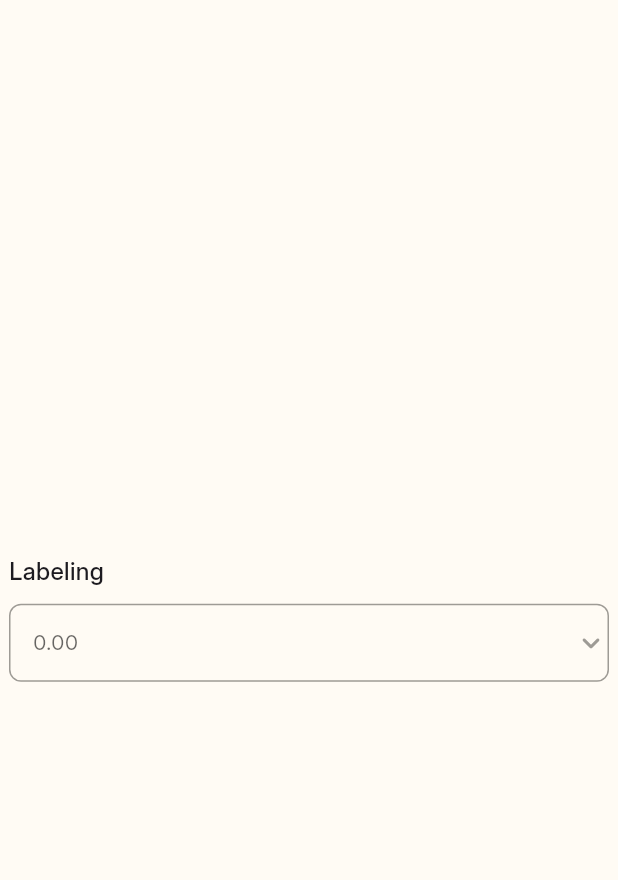
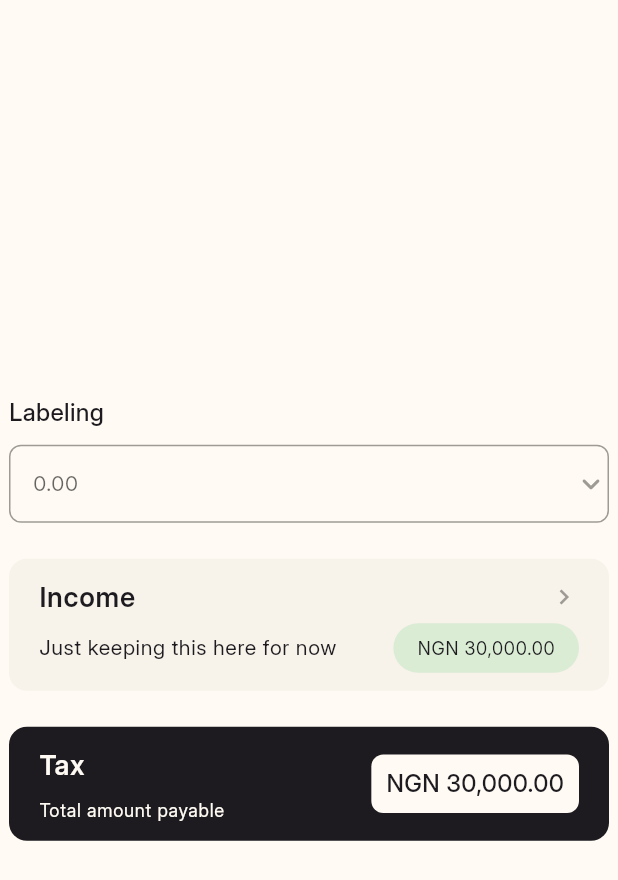
Before and after one commit to AugustineOjeh/taxcal, a Flutter app: the screen it shows after launch, on a phone screen of 412 x 824 dp. Shown: the top 880 px of the screen. Run offline on Flutter 3.47's test engine with Material 3 defaults, Android fonts, the light colour scheme and no system bars; our stand-ins replace flutter_riverpod.

Commit message:
Enhance UI: add new text styles, improve dropdown and container widgets, and update padding logic

```diff
--- a/lib/main.dart
+++ b/lib/main.dart
@@ -28,6 +28,14 @@ class TaxCal extends StatelessWidget {
                 fontSize: 16,
                 fontWeight: FontWeight.w500,
                 color: Theme.of(context).colorScheme.onSurface),
+            bodyLarge: TextStyle(
+                fontSize: 18,
+                fontWeight: FontWeight.w500,
+                color: Theme.of(context).colorScheme.onSurface),
+            labelSmall: TextStyle(
+                fontSize: 12,
+                fontWeight: FontWeight.w400,
+                color: Theme.of(context).colorScheme.onSurface),
             bodySmall: TextStyle(
                 fontSize: 14,
                 fontWeight: FontWeight.w400,
--- a/lib/screens/home.dart
+++ b/lib/screens/home.dart
@@ -1,5 +1,6 @@
 import 'package:flutter/material.dart';
 import 'package:flutter_riverpod/flutter_riverpod.dart';
+import 'package:taxcal/widgets/containers.dart';
 import 'package:taxcal/widgets/fields.dart';
 
 class Home extends ConsumerStatefulWidget {
@@ -32,14 +33,26 @@ class _HomeState extends ConsumerState<Home> {
             Center(
               child: SizedBox(
                   width: 400,
-                child: TCField.dropdown(
+                  child: Column(
+                    children: [
+                      TCField.dropdown(
                           context: context,
                           items: ['Man', 'Woman', 'Toddler', 'Anybody else'],
                           onChanged: (value) {},
                           label: 'Labeling',
                           hint: '0.00',
                           controller: _dummyController),
-              ),
+                      SizedBox(height: 24),
+                      TCContainer.income(context,
+                          currency: 'NGN',
+                          amount: '30,000.00',
+                          title: 'Income',
+                          description: 'Just keeping this here for now'),
+                      SizedBox(height: 24),
+                      TCContainer.tax(context,
+                          currency: 'NGN', amount: '30,000.00'),
+                    ],
+                  )),
             ),
           ],
         ),
--- a/lib/utils/display.dart
+++ b/lib/utils/display.dart
@@ -1,3 +1,5 @@
+import 'dart:math';
+
 import 'package:flutter/material.dart';
 
 double displayFontSize(BuildContext context) {
@@ -10,3 +12,8 @@ double displayFontSize(BuildContext context) {
     return 64;
   }
 }
+
+String getImageUrl(List<String> urls) {
+  final random = Random();
+  return urls[random.nextInt(urls.length)];
+}
--- /dev/null
+++ b/lib/utils/image_urls.dart
@@ -0,0 +1,17 @@
+class DisplayImage {
+  List<String> urls() {
+    return imageUrls;
+  }
+}
+
+List<String> imageUrls = [
+  'https://www.pexels.com/photo/calculator-and-sticky-notes-on-papers-8970295',
+  'https://www.pexels.com/photo/yellow-and-black-smartphone-on-white-printer-paper-8970299/',
+  'https://www.pexels.com/photo/colorful-2025-planner-with-keyboard-and-mouse-29996970/',
+  'https://www.pexels.com/photo/windmills-during-sunset-14579253/',
+  'https://www.pexels.com/photo/basketball-ball-on-green-grass-11239671/',
+  'https://www.pexels.com/photo/orange-de-luxe-ford-car-parked-on-green-grass-13039954/',
+  'https://www.pexels.com/photo/green-grass-near-body-of-water-during-sunset-7977343/',
+  'https://www.pexels.com/photo/landscape-photography-of-green-hill-464311/',
+  'https://www.pexels.com/photo/green-tall-grass-near-the-city-buildings-5021114/',
+];
--- a/lib/utils/padding.dart
+++ b/lib/utils/padding.dart
@@ -5,7 +5,7 @@ EdgeInsets dynamicPadding(BuildContext context) {
   if (screenWidth > 768) {
     return EdgeInsets.fromLTRB(72, 72, 0, 72);
   } else if (screenWidth > 480) {
-    return EdgeInsets.all(32);
+    return EdgeInsets.all(40);
   } else {
     return EdgeInsets.all(20);
   }
--- a/lib/widgets/colors.dart
+++ b/lib/widgets/colors.dart
@@ -16,6 +16,7 @@ class TCColor {
   static Color forground(BuildContext context) {
     return Theme.of(context).colorScheme.onPrimary;
   }
+
   static Color textBody(BuildContext context) {
     return Theme.of(context).colorScheme.onSurface;
   }
@@ -24,11 +25,11 @@ class TCColor {
     return Theme.of(context).colorScheme.surface.withValues(alpha: 0.6);
   }
 
-  static Color green(BuildContext context) {
-    return Color(0xFF34C759);
+  static Color green(BuildContext context, {double? opacity}) {
+    return Color(0xFF34C759).withValues(alpha: opacity);
   }
 
-  static Color red(BuildContext context) {
-    return Color(0xFF34C759);
+  static Color red(BuildContext context, {double? opacity}) {
+    return Color(0xFF34C759).withValues(alpha: opacity);
   }
 }
--- /dev/null
+++ b/lib/widgets/containers.dart
@@ -0,0 +1,125 @@
+import 'package:flutter/material.dart';
+import 'package:taxcal/utils/display.dart';
+import 'package:taxcal/utils/image_urls.dart';
+import 'package:taxcal/widgets/colors.dart';
+import 'package:taxcal/widgets/texts.dart';
+
+class TCContainer {
+  static Widget income(
+    BuildContext context, {
+    required String amount,
+    required String title,
+    required String description,
+    required String currency,
+  }) {
+    return Container(
+      padding: EdgeInsets.symmetric(horizontal: 20, vertical: 12),
+      decoration: BoxDecoration(
+          color: TCColor.containerBg(context),
+          borderRadius: BorderRadius.circular(12)),
+      child: Column(
+        spacing: 4,
+        crossAxisAlignment: CrossAxisAlignment.start,
+        mainAxisSize: MainAxisSize.min,
+        children: [
+          Row(
+              mainAxisAlignment: MainAxisAlignment.start,
+              crossAxisAlignment: CrossAxisAlignment.center,
+              children: [
+                TCText.headingSmall(title, context),
+                Expanded(child: SizedBox()),
+                Icon(
+                  Icons.chevron_right_outlined,
+                  color: TCColor.border(context),
+                  size: 20,
+                )
+              ]),
+          Row(
+              mainAxisAlignment: MainAxisAlignment.start,
+              crossAxisAlignment: CrossAxisAlignment.center,
+              children: [
+                TCText.input(description, context),
+                Expanded(child: SizedBox()),
+                sum(context,
+                    amount: amount, currency: currency, isExpenses: true)
+              ]),
+        ],
+      ),
+    );
+  }
+
+  static Widget sum(
+    BuildContext context, {
+    required String amount,
+    required String currency,
+    required bool isExpenses,
+  }) {
+    return Container(
+        padding: EdgeInsets.symmetric(horizontal: 16, vertical: 8),
+        decoration: BoxDecoration(
+            color: isExpenses
+                ? TCColor.red(context, opacity: 0.15)
+                : TCColor.green(context, opacity: 0.15),
+            borderRadius: BorderRadius.circular(36)),
+        child: TCText.description('$currency $amount', context));
+  }
+
+  static Widget pageTitle(BuildContext context) {
+    double screenWidth = MediaQuery.of(context).size.width;
+    return Container(
+        padding: EdgeInsets.all(screenWidth > 767 ? 80 : 40),
+        width: double.infinity,
+        height: screenWidth > 767 ? 780 : 358,
+        decoration: BoxDecoration(
+            image: DecorationImage(
+              image: NetworkImage(getImageUrl(DisplayImage().urls())),
+              fit: BoxFit.cover,
+              colorFilter: ColorFilter.mode(
+                Colors.black.withValues(alpha: 0.4),
+                BlendMode.darken,
+              ),
+            ),
+            borderRadius: BorderRadius.circular(36)),
+        child: TCText.title('Tax Calculator', context));
+  }
+
+  static Widget tax(
+    BuildContext context, {
+    String title = 'Tax',
+    String description = 'Total amount payable',
+    required String amount,
+    required String currency,
+  }) {
+    return Container(
+      padding: EdgeInsets.symmetric(horizontal: 20, vertical: 12),
+      decoration: BoxDecoration(
+          color: TCColor.secondary(context),
+          borderRadius: BorderRadius.circular(12)),
+      child: Row(
+        crossAxisAlignment: CrossAxisAlignment.center,
+        mainAxisAlignment: MainAxisAlignment.start,
+        children: [
+          Column(
+              mainAxisAlignment: MainAxisAlignment.start,
+              crossAxisAlignment: CrossAxisAlignment.start,
+              mainAxisSize: MainAxisSize.min,
+              spacing: 8,
+              children: [
+                TCText.headingSmall(title, context,
+                    color: TCColor.forground(context)),
+                TCText.description(description, context,
+                    color: TCColor.forground(context)),
+              ]),
+          Expanded(child: SizedBox()),
+          Container(
+            padding: EdgeInsets.symmetric(horizontal: 10, vertical: 8),
+            decoration: BoxDecoration(
+                color: TCColor.forground(context),
+                borderRadius: BorderRadius.circular(8)),
+            child: TCText.label('$currency $amount', context),
+          )
+        ],
+      ),
+    );
+  }
+}
--- a/lib/widgets/fields.dart
+++ b/lib/widgets/fields.dart
@@ -37,7 +37,7 @@ class TCField {
                       ? null
                       : Padding(
                           padding: EdgeInsets.fromLTRB(12, 14, 4, 14),
-                          child: TCText.description(currency, context)),
+                          child: TCText.input(currency, context)),
                   hintText: hint,
                   hintStyle: Theme.of(context)
                       .textTheme
@@ -76,7 +76,7 @@ class TCField {
           DropdownButtonFormField(
               items: items.map((String item) {
                 return DropdownMenuItem<String>(
-                    value: item, child: TCText.description(item, context));
+                    value: item, child: TCText.input(item, context));
               }).toList(),
               validator: validator,
               onChanged: onChanged,
--- a/lib/widgets/texts.dart
+++ b/lib/widgets/texts.dart
@@ -11,23 +11,34 @@ class TCText {
             fontWeight: bold ? FontWeight.w700 : FontWeight.normal));
   }
 
-  static label(String text, BuildContext context) {
+  static label(String text, BuildContext context, {Color? color}) {
     return Text(text,
         textAlign: TextAlign.left,
         softWrap: true,
         style: Theme.of(context).textTheme.bodyMedium!.copyWith(
-            color: Theme.of(context).colorScheme.secondary,
+            color: color ?? Theme.of(context).colorScheme.secondary,
             fontWeight: FontWeight.w500));
   }
 
-  static headingSmall(String text, BuildContext context) {
+  static headingSmall(String text, BuildContext context,
+      {Color? color, bool isBold = true}) {
     return Text(text,
         textAlign: TextAlign.left,
         softWrap: true,
-        style: Theme.of(context).textTheme.bodyMedium);
+        style: Theme.of(context)
+            .textTheme
+            .bodyLarge!
+            .copyWith(color: color, fontWeight: FontWeight.w600));
   }
 
-  static description(String text, BuildContext context) {
+  static description(String text, BuildContext context, {Color? color}) {
+    return Text(text,
+        textAlign: TextAlign.left,
+        softWrap: true,
+        style: Theme.of(context).textTheme.labelSmall!.copyWith(color: color));
+  }
+
+  static input(String text, BuildContext context) {
     return Text(text,
         textAlign: TextAlign.left,
         softWrap: true,
```
Also changed, not shown: lib/widgets/expense_container.dart (deleted), lib/widgets/income_container.dart (deleted). Lines whose indentation alone changed are shown as unchanged.
